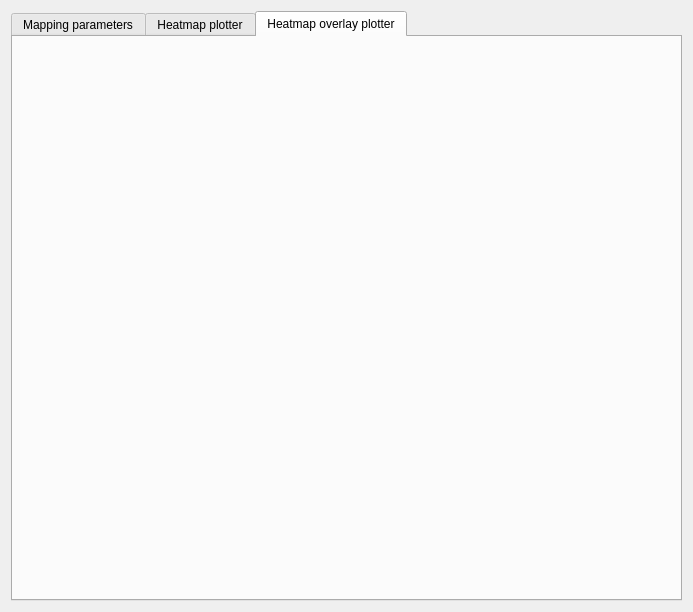
The-Thomas-Lab-UCL/orm-iris, file iris/resources/hilvl_Raman.ui: the form before one commit.
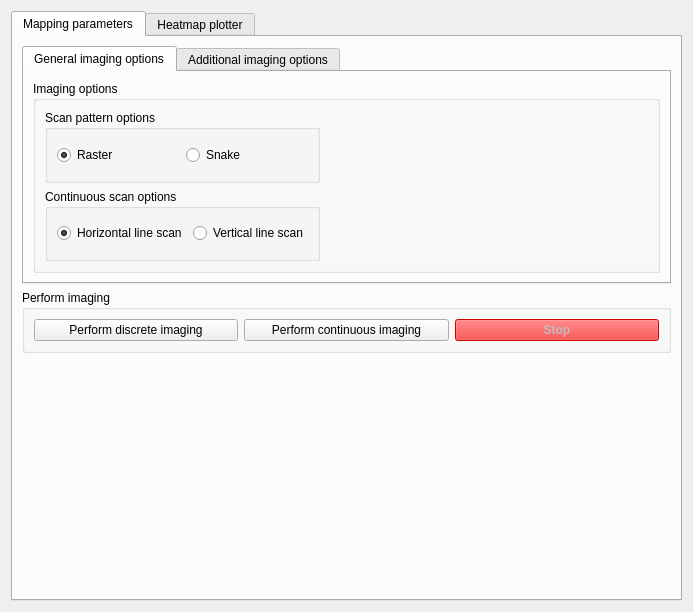
The form after the commit. The open tabs and pages were chosen to show the change.

Patch:
```diff
--- a/iris/resources/hilvl_Raman.ui
+++ b/iris/resources/hilvl_Raman.ui
@@ -266,16 +266,6 @@
          </item>
         </layout>
        </widget>
-       <widget class="QWidget" name="tab_heatmapoverlay">
-        <attribute name="title">
-         <string>Heatmap overlay plotter</string>
-        </attribute>
-        <layout class="QVBoxLayout" name="verticalLayout_7">
-         <item>
-          <layout class="QVBoxLayout" name="lyt_heatmapoverlay_holder"/>
-         </item>
-        </layout>
-       </widget>
       </widget>
      </item>
     </layout>
```
Left out of the diff: 14 changed lines with no effect on the pictures.
